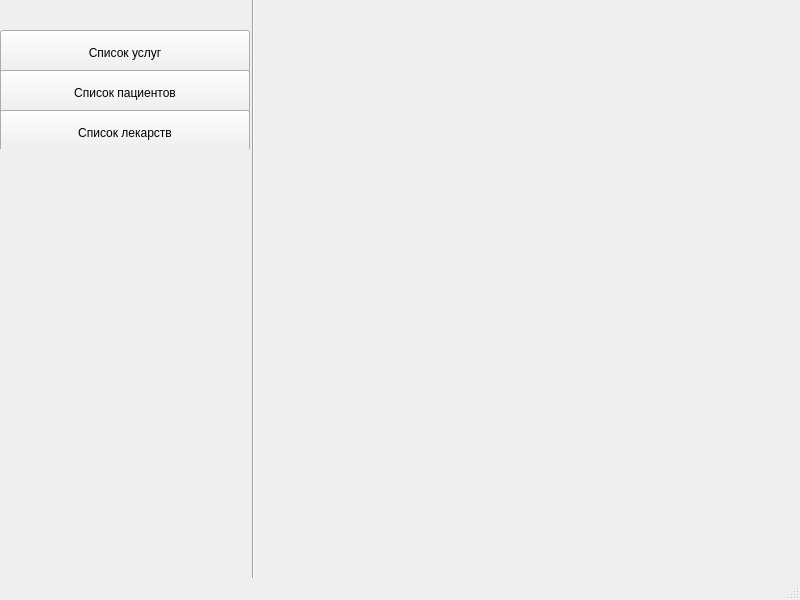
This is interface/mainwindow.ui in strizh78/MApp as Qt 5 draws it before an edit. The edited form follows.
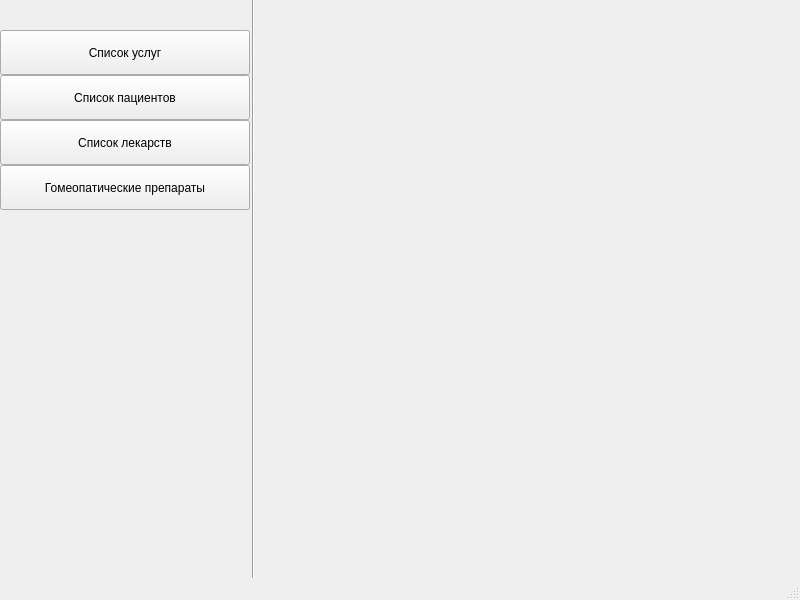
This is the edited form.

Commit message: Added homeopathy forms

```diff
--- a/interface/mainwindow.ui
+++ b/interface/mainwindow.ui
@@ -32,8 +32,8 @@
      <rect>
       <x>0</x>
       <y>30</y>
-      <width>250</width>
-      <height>119</height>
+      <width>252</width>
+      <height>182</height>
      </rect>
     </property>
     <layout class="QVBoxLayout" name="verticalLayout">
@@ -97,6 +97,25 @@
        </property>
       </widget>
      </item>
+     <item>
+      <widget class="QPushButton" name="homeopathyList">
+       <property name="minimumSize">
+        <size>
+         <width>250</width>
+         <height>45</height>
+        </size>
+       </property>
+       <property name="maximumSize">
+        <size>
+         <width>250</width>
+         <height>45</height>
+        </size>
+       </property>
+       <property name="text">
+        <string>Гомеопатические препараты</string>
+       </property>
+      </widget>
+     </item>
     </layout>
    </widget>
   </widget>
```
Left out of the diff: 2 changed lines with no effect on the pictures. The commit also changes 12 other files.
